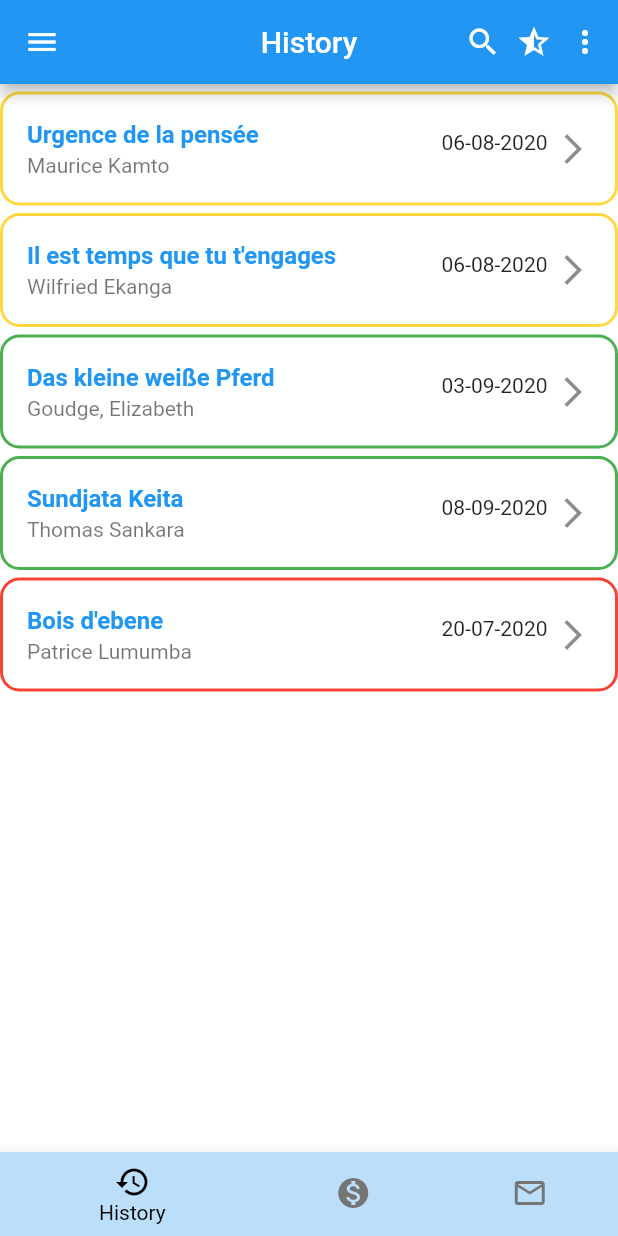
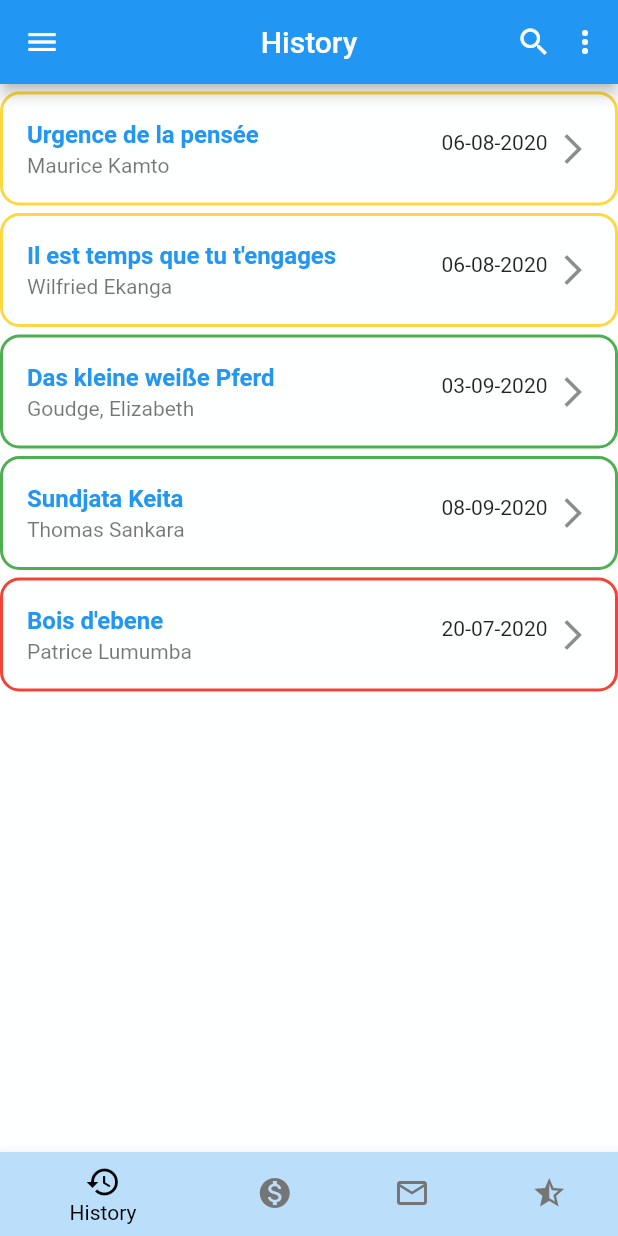
Before and after one commit to THB-Studium/sba_web, a Flutter app: the NavbarFooter screen opened directly, in the side drawer, after a tap on the "search" icon, on a phone screen of 412 x 824 dp. Run offline on Flutter 3.47's test engine with Material 2 defaults, Android fonts, the phone set to English and light mode, and no system bars; missing offline and left inert: dart:html.

Commit message:
integration is done

```diff
--- a/lib/pages/components/constants.dart
+++ b/lib/pages/components/constants.dart
@@ -5,6 +5,7 @@ import 'package:sba_web/pages/history/history-page.dart';
 import 'package:sba_web/pages/live-chat/nachrichten-page.dart';
 import 'package:sba_web/pages/mahnungen/mahnungen-page.dart';
 import 'package:sba_web/pages/search-book/search-page.dart';
+import 'package:intl/intl.dart';
 
 // about the standards colors:
 const standardColors_blue = Colors.blue;
@@ -26,9 +27,10 @@ final String hilfeUrl = 'https://opac.th-brandenburg.de/InfoGuideClient.bfbsis/j
 
 
 // Navbar pages elements:
-final historyOptions = [HistoryPage(), AdvancedSearch(), FavoritenPage()];
+final historyOptions = [HistoryPage(), AdvancedSearch()];
 final mahnungenOptions = [MahnungenPage()];
-final nachrichtenOptions = [NachrichtenPage()];
+final nachrichtenOptions = [NachrichtenPage(), AdvancedSearch()];
+final favoritenOptions = [FavoritenPage()];
 
 
 // for the actions buttons:
@@ -51,7 +53,23 @@ Padding actionButton(int childIndex, IconData icon, BuildContext context) {
 IconButton zurrueckButton(BuildContext context) {
   return IconButton(
     icon: Icon(Icons.arrow_back_ios, color: Colors.white70),
-    tooltip: 'Zurrueck',
+    tooltip: 'Zurrück',
     onPressed: () => Navigator.of(context).pop(),
   );
 }
+
+// to format date:
+String dateformat(DateTime date){
+  final DateFormat formatter = DateFormat('dd-MM-yyyy');
+  return formatter.format(date);
+}
+
+// to set the color border of each item:
+Border borderColor (double width, Color color) {
+  return Border(
+    top: BorderSide(width: width, color: color),
+    bottom: BorderSide(width: width, color: color),
+    right: BorderSide(width: width, color: color),
+    left: BorderSide(width: width, color: color),
+  );
+}
--- a/lib/pages/components/footer/navbar-footer.dart
+++ b/lib/pages/components/footer/navbar-footer.dart
@@ -1,5 +1,5 @@
 import 'package:flutter/material.dart';
-import 'file:///G:/Mes%20Cours/TH%20Brandenburg/Workspace/master/mux/sba_web/lib/pages/components/constants.dart';
+import 'package:sba_web/pages/components/constants.dart';
 import 'package:sba_web/pages/components/menu/drawer_menu.dart';
 
 // ignore: must_be_immutable
@@ -37,7 +37,8 @@ class _NavbarFooterState extends State<NavbarFooter> {
               items: [
                 BottomNavigationBarItem(title: Text("History"), icon: Icon(Icons.history),),
                 BottomNavigationBarItem(title: Text("Mahnungen"), icon: Icon(Icons.monetization_on),),
-                BottomNavigationBarItem(title: Text("Nachrichten"), icon: Icon(Icons.mail_outline),)
+                BottomNavigationBarItem(title: Text("Nachrichten"), icon: Icon(Icons.mail_outline),),
+                BottomNavigationBarItem(title: Text("Favoriten"), icon: Icon(Icons.star_half),)
               ],
 
               currentIndex: _selectedNavIndex,
@@ -72,5 +73,8 @@ class _NavbarFooterState extends State<NavbarFooter> {
     if (pageIndex == 2) {
       return nachrichtenOptions.elementAt(childIndex);
     }
+    if (pageIndex == 3) {
+      return favoritenOptions.elementAt(childIndex);
+    }
   }
 }
--- a/lib/pages/favories/favoriten-page.dart
+++ b/lib/pages/favories/favoriten-page.dart
@@ -1,5 +1,5 @@
 import 'package:flutter/material.dart';
-import 'file:///G:/Mes%20Cours/TH%20Brandenburg/Workspace/master/mux/sba_web/lib/pages/components/constants.dart';
+import 'package:sba_web/pages/components/menu/drawer_menu.dart';
 import 'package:sba_web/pages/favories/favories-body.dart';
 
 class FavoritenPage extends StatefulWidget {
@@ -11,8 +11,8 @@ class _FavoritenPageState extends State<FavoritenPage> {
   @override
   Widget build(BuildContext context) {
     return Scaffold(
+      drawer: Drawer(child: sbaDrawer),
       appBar: AppBar(
-        leading: zurrueckButton(context),
         title: Text('Favoriten'),
         centerTitle: true
       ),
--- a/lib/pages/history/history-page.dart
+++ b/lib/pages/history/history-page.dart
@@ -11,9 +11,7 @@ class HistoryPage extends StatefulWidget {
 
 class _HistoryPageState extends State<HistoryPage> {
 //  final int searchIndex = historyOptions.indexOf(AdvancedSearch());
-//  final int favoriesIndex = historyOptions.indexOf(FavoritenPage());
   final int searchIndex = 1;
-  final int favoriesIndex = 2;
 
   @override
   Widget build(BuildContext context) {
@@ -25,8 +23,7 @@ class _HistoryPageState extends State<HistoryPage> {
 
         actions: <Widget>[
           actionButton(searchIndex, Icons.search, context),
-          actionButton(favoriesIndex, Icons.star_half, context),
-          actionButton(favoriesIndex, Icons.more_vert, context)
+          actionButton(searchIndex, Icons.more_vert, context)
         ],
         //actionsIconTheme: IconThemeData(color: Colors.black, size: 30.0),
       ),
--- a/lib/pages/history/history-widgets.dart
+++ b/lib/pages/history/history-widgets.dart
@@ -1,5 +1,5 @@
 import 'package:flutter/material.dart';
-import 'package:intl/intl.dart';
+import 'package:sba_web/pages/components/constants.dart';
 
 import '../../models/buch-for-histories.dart';
 
@@ -10,7 +10,7 @@ Widget buildOneReservierung(Reservierung reservierung) {
       SizedBox(height: 5),
       Container(
         decoration: BoxDecoration(
-          border: borderItem(2, reservierung.bis, "Reservierung"),
+          border: _borderItem(2, reservierung.bis, "Reservierung"),
           borderRadius: BorderRadius.circular(13.0),
           color: Colors.white24
         ),
@@ -25,7 +25,7 @@ Widget buildOneReservierung(Reservierung reservierung) {
           trailing: Wrap(
             spacing: 5, // space between two icons
             children: <Widget>[
-              Text(_dateformat(reservierung.bis)), // icon-1
+              Text(dateformat(reservierung.bis)), // icon-1
               Icon(Icons.arrow_forward_ios), // icon-2
             ],
           ),
@@ -42,7 +42,7 @@ Widget buildOneAusleihe(Ausleihe ausleihe) {
       SizedBox(height: 5),
       Container(
         decoration: BoxDecoration(
-          border: borderItem(2, ausleihe.bis, "Ausleihe"),
+          border: _borderItem(2, ausleihe.bis, "Ausleihe"),
           borderRadius: BorderRadius.circular(13.0),
           color: Colors.white24
         ),
@@ -57,7 +57,7 @@ Widget buildOneAusleihe(Ausleihe ausleihe) {
           trailing: Wrap(
             spacing: 5, // space between two icons
             children: <Widget>[
-              Text(_dateformat(ausleihe.bis)), // icon-1
+              Text(dateformat(ausleihe.bis)), // icon-1
               Icon(Icons.arrow_forward_ios), // icon-2
             ],
           ),
@@ -68,30 +68,13 @@ Widget buildOneAusleihe(Ausleihe ausleihe) {
 }
 
 // to set the border of each item:
-Border borderItem (double width, DateTime date, String listClass) {
+Border _borderItem (double width, DateTime date, String listClass) {
   if (listClass == "Reservierung") {
     return date.isBefore(new DateTime.now()) ?
-    _borderColor(width, Colors.red) : _borderColor(width, Colors.amberAccent);
+    borderColor(width, Colors.red) : borderColor(width, Colors.amberAccent);
   }
   if (listClass == "Ausleihe") {
     return date.isBefore(new DateTime.now()) ?
-    _borderColor(width, Colors.red) : _borderColor(width, Colors.green);
+    borderColor(width, Colors.red) : borderColor(width, Colors.green);
   }
 }
-
-// to set the color border of each item:
-Border _borderColor (double width, Color color) {
-  return Border(
-    top: BorderSide(width: width, color: color),
-    bottom: BorderSide(width: width, color: color),
-    right: BorderSide(width: width, color: color),
-    left: BorderSide(width: width, color: color),
-  );
-}
-
-
-// to format date:
-String _dateformat(DateTime date){
-  final DateFormat formatter = DateFormat('dd-MM-yyyy');
-  return formatter.format(date);
-}
--- a/lib/pages/mahnungen/mahnungen-page.dart
+++ b/lib/pages/mahnungen/mahnungen-page.dart
@@ -14,7 +14,10 @@ class _MahnungenState extends State<MahnungenPage> {
     return Scaffold(
       drawer: Drawer(child: sbaDrawer),
       appBar: AppBar(
-        title: Text('Mahnungen')
+        title: Text('Mahnungen'),
+        actions: <Widget>[
+//          actionButton(1, Icons.search, context)
+        ]
       ),
 
       body: MahnungenBody()
--- a/lib/pages/search-book/search-body.dart
+++ b/lib/pages/search-book/search-body.dart
@@ -86,7 +86,7 @@ class _AdvancedSearchBodyState extends State<AdvancedSearchBody> {
                     //Navigator.pushNamed(context, '/search_book');
                     BuchServices.getBook().then((getBookList) {
                       setState(() {
-                        //book = BooksDescription.filterList(getBookList);
+//                        book = BooksDescription.filterList(getBookList);
                       });
                     });
                     //print(_titel);
--- a/lib/pages/search-book/components/search-book.dart
+++ b/lib/pages/search-book/search-book-result/search-book.dart
@@ -2,7 +2,7 @@ import 'package:flutter/material.dart';
 import 'package:sba_web/models/buecher_list.dart';
 import 'package:sba_web/pages/search-book/service/buchServices.dart';
 
-import '../search-book-result/details-page.dart';
+import 'details-page.dart';
 
 class BuchKatalog extends StatefulWidget {
 
```
Also changed, not shown: lib/pages/favories/favories-body.dart (+1 -6 lines), lib/pages/live-chat/nachrichten-page.dart (+5 -15 lines).
